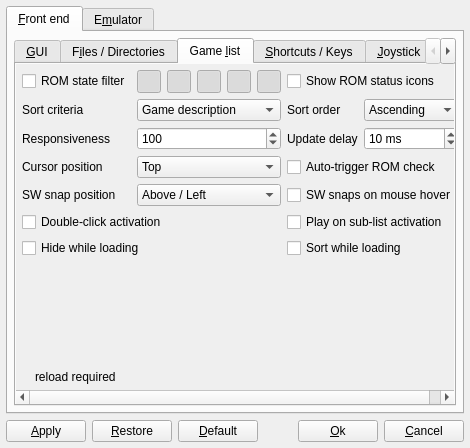
Old version of the form options.ui in the repository qmc2/qmc2-mame-fe.
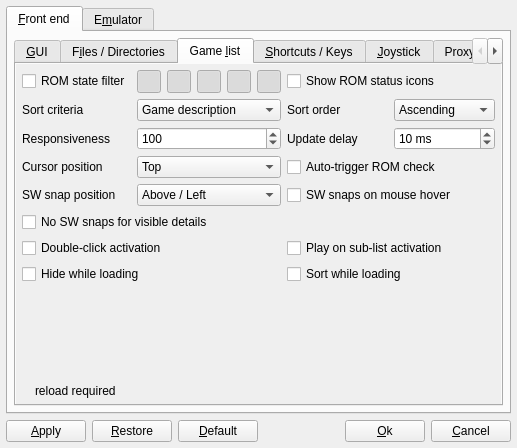
New version of the form. The open tabs and pages were chosen to show the change. Icons and pictures are not drawn.

Commit message: wip: added a new option to automatically disable SW snaps when the software-detail widget is visible (may be annoying otherwise)

```diff
--- a/options.ui
+++ b/options.ui
@@ -7,7 +7,7 @@
    <rect>
     <x>0</x>
     <y>0</y>
-    <width>470</width>
+    <width>517</width>
     <height>447</height>
    </rect>
   </property>
@@ -2160,8 +2160,8 @@
                <rect>
                 <x>0</x>
                 <y>0</y>
-                <width>493</width>
-                <height>222</height>
+                <width>627</width>
+                <height>416</height>
                </rect>
               </property>
               <layout class="QGridLayout" name="gridLayout_11">
@@ -2456,7 +2456,7 @@
                    </property>
                   </widget>
                  </item>
-                 <item row="5" column="0" colspan="2">
+                 <item row="6" column="0" colspan="2">
                   <widget class="QCheckBox" name="checkBoxDoubleClickActivation">
                    <property name="sizePolicy">
                     <sizepolicy hsizetype="MinimumExpanding" vsizetype="Fixed">
@@ -2472,7 +2472,7 @@
                    </property>
                   </widget>
                  </item>
-                 <item row="7" column="0" colspan="4">
+                 <item row="8" column="0" colspan="4">
                   <spacer name="verticalSpacer">
                    <property name="orientation">
                     <enum>Qt::Vertical</enum>
@@ -2505,7 +2505,7 @@
                    </property>
                   </widget>
                  </item>
-                 <item row="8" column="0" colspan="4">
+                 <item row="9" column="0" colspan="4">
                   <layout class="QHBoxLayout" name="layout8_2">
                    <item>
                     <widget class="QLabel" name="labelLegend5Pic">
@@ -2600,7 +2600,7 @@
                    </property>
                   </widget>
                  </item>
-                 <item row="5" column="2" colspan="2">
+                 <item row="6" column="2" colspan="2">
                   <widget class="QCheckBox" name="checkBoxPlayOnSublistActivation">
                    <property name="sizePolicy">
                     <sizepolicy hsizetype="MinimumExpanding" vsizetype="Fixed">
@@ -2616,7 +2616,7 @@
                    </property>
                   </widget>
                  </item>
-                 <item row="6" column="0" colspan="2">
+                 <item row="7" column="0" colspan="2">
                   <widget class="QCheckBox" name="checkBoxHideWhileLoading">
                    <property name="sizePolicy">
                     <sizepolicy hsizetype="MinimumExpanding" vsizetype="Fixed">
@@ -2632,7 +2632,7 @@
                    </property>
                   </widget>
                  </item>
-                 <item row="6" column="2" colspan="2">
+                 <item row="7" column="2" colspan="2">
                   <widget class="QCheckBox" name="checkBoxSortOnline">
                    <property name="sizePolicy">
                     <sizepolicy hsizetype="MinimumExpanding" vsizetype="Fixed">
@@ -2727,6 +2727,16 @@
                    </property>
                   </widget>
                  </item>
+                 <item row="5" column="0" colspan="4">
+                  <widget class="QCheckBox" name="checkBoxAutoDisableSoftwareSnap">
+                   <property name="toolTip">
+                    <string>Automatically disable SW snaps when software-detail is visible (may be annoying)</string>
+                   </property>
+                   <property name="text">
+                    <string>No SW snaps for visible details</string>
+                   </property>
+                  </widget>
+                 </item>
                 </layout>
                </item>
               </layout>
```
Left out of the diff: 14 changed lines with no effect on the pictures. The commit also changes 9 other files.
